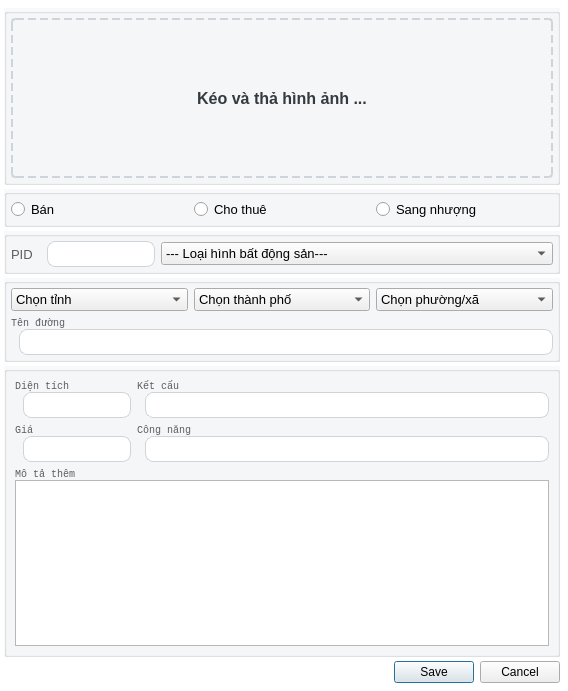
Old version of the form ui/dialog_real_estate.ui in the repository dinhbinhnguyen0105/python.my-manager.v1.
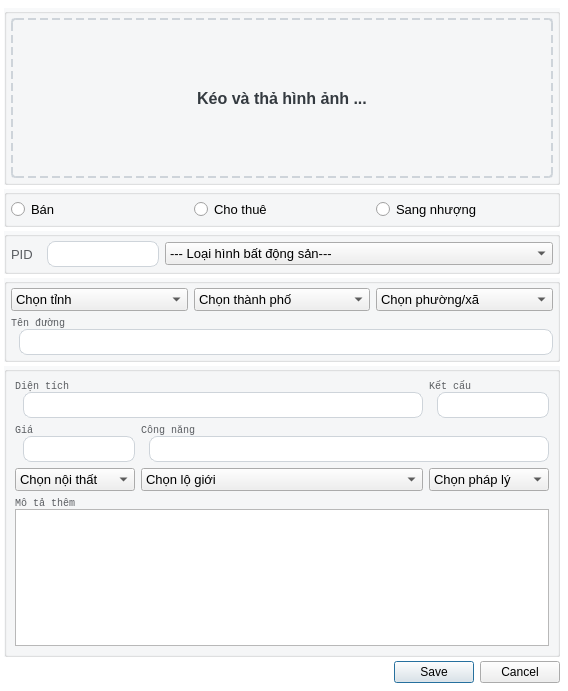
New version of the form.

```diff
--- a/ui/dialog_real_estate.ui
+++ b/ui/dialog_real_estate.ui
@@ -29,6 +29,7 @@
 border: 1px solid #CED4DA;
 border-radius: 8px;
 margin-left: 8px;
+padding-left: 4px;
 }
 QLabel{
 font-family: &quot;Courier New&quot;;
@@ -364,60 +365,7 @@
        <number>8</number>
       </property>
       <item row="0" column="0">
-       <layout class="QGridLayout" name="gridLayout_5" columnstretch="0,4">
-        <item row="1" column="1">
-         <widget class="QWidget" name="function_container_w" native="true">
-          <layout class="QVBoxLayout" name="verticalLayout_10">
-           <property name="leftMargin">
-            <number>0</number>
-           </property>
-           <property name="topMargin">
-            <number>0</number>
-           </property>
-           <property name="rightMargin">
-            <number>0</number>
-           </property>
-           <property name="bottomMargin">
-            <number>0</number>
-           </property>
-           <item>
-            <layout class="QVBoxLayout" name="verticalLayout_11">
-             <property name="spacing">
-              <number>0</number>
-             </property>
-             <item>
-              <widget class="QLabel" name="function_label">
-               <property name="maximumSize">
-                <size>
-                 <width>16777215</width>
-                 <height>12</height>
-                </size>
-               </property>
-               <property name="font">
-                <font>
-                 <family>Courier New</family>
-                 <pointsize>-1</pointsize>
-                </font>
-               </property>
-               <property name="lineWidth">
-                <number>1</number>
-               </property>
-               <property name="text">
-                <string>Công năng</string>
-               </property>
-               <property name="indent">
-                <number>-1</number>
-               </property>
-              </widget>
-             </item>
-             <item>
-              <widget class="QLineEdit" name="function_input"/>
-             </item>
-            </layout>
-           </item>
-          </layout>
-         </widget>
-        </item>
+       <layout class="QGridLayout" name="gridLayout_5" columnstretch="0,4,0,0">
         <item row="1" column="0">
          <widget class="QWidget" name="price_container_w" native="true">
           <layout class="QVBoxLayout" name="verticalLayout_8">
@@ -471,7 +419,78 @@
           </layout>
          </widget>
         </item>
-        <item row="0" column="1">
+        <item row="2" column="0">
+         <widget class="QComboBox" name="furniture_s_input">
+          <item>
+           <property name="text">
+            <string>Chọn nội thất</string>
+           </property>
+          </item>
+         </widget>
+        </item>
+        <item row="2" column="1">
+         <widget class="QComboBox" name="building_line_s_input">
+          <item>
+           <property name="text">
+            <string>Chọn lộ giới</string>
+           </property>
+          </item>
+         </widget>
+        </item>
+        <item row="1" column="1" colspan="3">
+         <widget class="QWidget" name="function_container_w" native="true">
+          <layout class="QVBoxLayout" name="verticalLayout_10">
+           <property name="leftMargin">
+            <number>0</number>
+           </property>
+           <property name="topMargin">
+            <number>0</number>
+           </property>
+           <property name="rightMargin">
+            <number>0</number>
+           </property>
+           <property name="bottomMargin">
+            <number>0</number>
+           </property>
+           <item>
+            <layout class="QVBoxLayout" name="verticalLayout_11">
+             <property name="spacing">
+              <number>0</number>
+             </property>
+             <item>
+              <widget class="QLabel" name="function_label">
+               <property name="maximumSize">
+                <size>
+                 <width>16777215</width>
+                 <height>12</height>
+                </size>
+               </property>
+               <property name="font">
+                <font>
+                 <family>Courier New</family>
+                 <pointsize>-1</pointsize>
+                </font>
+               </property>
+               <property name="lineWidth">
+                <number>1</number>
+               </property>
+               <property name="text">
+                <string>Công năng</string>
+               </property>
+               <property name="indent">
+                <number>-1</number>
+               </property>
+              </widget>
+             </item>
+             <item>
+              <widget class="QLineEdit" name="function_input"/>
+             </item>
+            </layout>
+           </item>
+          </layout>
+         </widget>
+        </item>
+        <item row="0" column="2" colspan="2">
          <widget class="QWidget" name="structure_container_w" native="true">
           <layout class="QVBoxLayout" name="verticalLayout_6">
            <property name="leftMargin">
@@ -524,60 +543,7 @@
           </layout>
          </widget>
         </item>
-        <item row="2" column="0" colspan="2">
-         <widget class="QWidget" name="description_container_w" native="true">
-          <layout class="QVBoxLayout" name="verticalLayout_22">
-           <property name="leftMargin">
-            <number>0</number>
-           </property>
-           <property name="topMargin">
-            <number>0</number>
-           </property>
-           <property name="rightMargin">
-            <number>0</number>
-           </property>
-           <property name="bottomMargin">
-            <number>0</number>
-           </property>
-           <item>
-            <layout class="QVBoxLayout" name="verticalLayout_23">
-             <property name="spacing">
-              <number>0</number>
-             </property>
-             <item>
-              <widget class="QLabel" name="description_label">
-               <property name="maximumSize">
-                <size>
-                 <width>16777215</width>
-                 <height>12</height>
-                </size>
-               </property>
-               <property name="font">
-                <font>
-                 <family>Courier New</family>
-                 <pointsize>-1</pointsize>
-                </font>
-               </property>
-               <property name="lineWidth">
-                <number>1</number>
-               </property>
-               <property name="text">
-                <string>Mô tả thêm</string>
-               </property>
-               <property name="indent">
-                <number>-1</number>
-               </property>
-              </widget>
-             </item>
-             <item>
-              <widget class="QPlainTextEdit" name="description_input"/>
-             </item>
-            </layout>
-           </item>
-          </layout>
-         </widget>
-        </item>
-        <item row="0" column="0">
+        <item row="0" column="0" colspan="2">
          <widget class="QWidget" name="area_container_w" native="true">
           <layout class="QVBoxLayout" name="verticalLayout_24">
            <property name="leftMargin">
@@ -630,6 +596,68 @@
           </layout>
          </widget>
         </item>
+        <item row="3" column="0" colspan="4">
+         <widget class="QWidget" name="description_container_w" native="true">
+          <layout class="QVBoxLayout" name="verticalLayout_22">
+           <property name="leftMargin">
+            <number>0</number>
+           </property>
+           <property name="topMargin">
+            <number>0</number>
+           </property>
+           <property name="rightMargin">
+            <number>0</number>
+           </property>
+           <property name="bottomMargin">
+            <number>0</number>
+           </property>
+           <item>
+            <layout class="QVBoxLayout" name="verticalLayout_23">
+             <property name="spacing">
+              <number>0</number>
+             </property>
+             <item>
+              <widget class="QLabel" name="description_label">
+               <property name="maximumSize">
+                <size>
+                 <width>16777215</width>
+                 <height>12</height>
+                </size>
+               </property>
+               <property name="font">
+                <font>
+                 <family>Courier New</family>
+                 <pointsize>-1</pointsize>
+                </font>
+               </property>
+               <property name="lineWidth">
+                <number>1</number>
+               </property>
+               <property name="text">
+                <string>Mô tả thêm</string>
+               </property>
+               <property name="indent">
+                <number>-1</number>
+               </property>
+              </widget>
+             </item>
+             <item>
+              <widget class="QPlainTextEdit" name="description_input"/>
+             </item>
+            </layout>
+           </item>
+          </layout>
+         </widget>
+        </item>
+        <item row="2" column="2" colspan="2">
+         <widget class="QComboBox" name="legal_s_input">
+          <item>
+           <property name="text">
+            <string>Chọn pháp lý</string>
+           </property>
+          </item>
+         </widget>
+        </item>
        </layout>
       </item>
      </layout>
```
Left out of the diff: 4 changed lines with no effect on the pictures.
